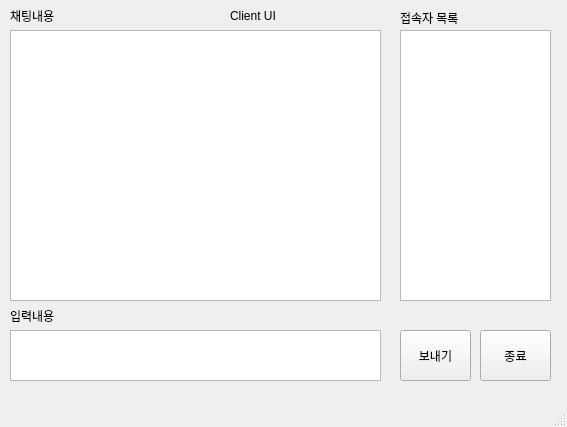
This is PythonChattingProgram/PyCPClient/ClientMainWindow.ui in Rodun/PythonProjects as Qt 5 draws it before an edit. The edited form follows.
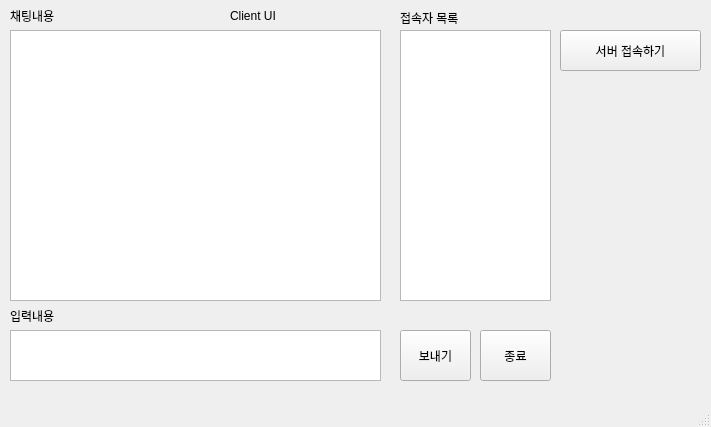
This is the edited form.

Commit message: 클라 ui 세팅 or 서버, 클라 접속시도 확인

Diff of the .ui file:
```diff
--- a/PythonChattingProgram/PyCPClient/ClientMainWindow.ui
+++ b/PythonChattingProgram/PyCPClient/ClientMainWindow.ui
@@ -6,7 +6,7 @@
    <rect>
     <x>0</x>
     <y>0</y>
-    <width>567</width>
+    <width>711</width>
     <height>427</height>
    </rect>
   </property>
@@ -122,6 +122,19 @@
      <string>Client UI</string>
     </property>
    </widget>
+   <widget class="QPushButton" name="pushButton_connectserver">
+    <property name="geometry">
+     <rect>
+      <x>560</x>
+      <y>30</y>
+      <width>141</width>
+      <height>41</height>
+     </rect>
+    </property>
+    <property name="text">
+     <string>서버 접속하기</string>
+    </property>
+   </widget>
   </widget>
   <widget class="QMenuBar" name="menubar">
    <property name="geometry">
```
Left out of the diff: 2 changed lines with no effect on the pictures. The commit also changes 5 other files.
